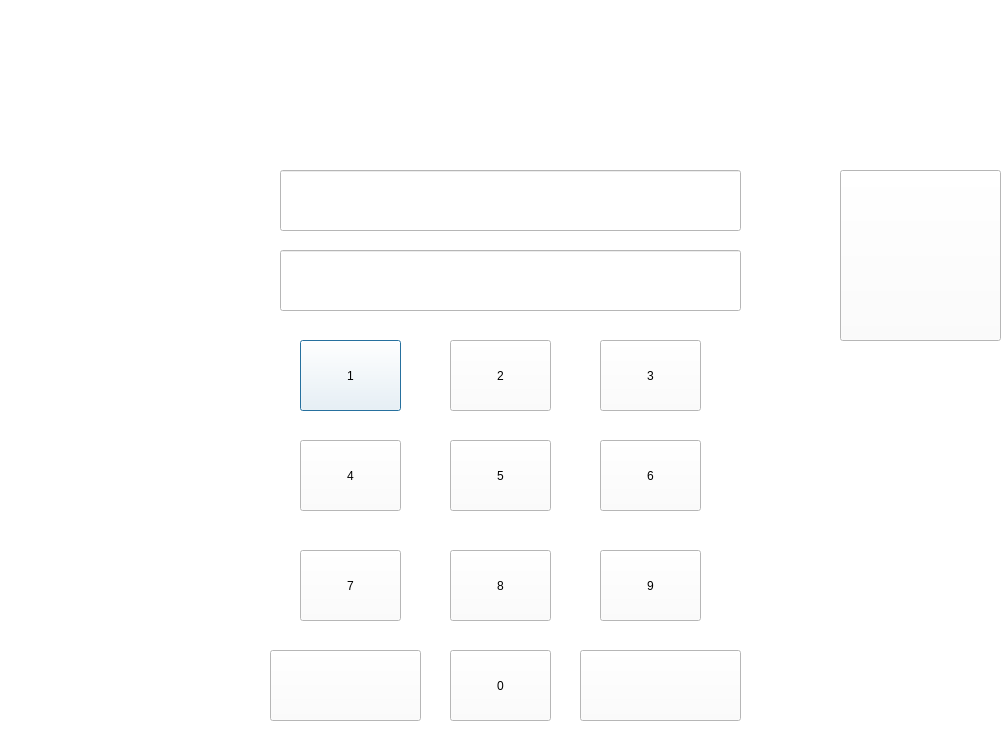
Before: the Qt Designer form keypad.ui in ainosato/MDP, drawn with Qt 5.
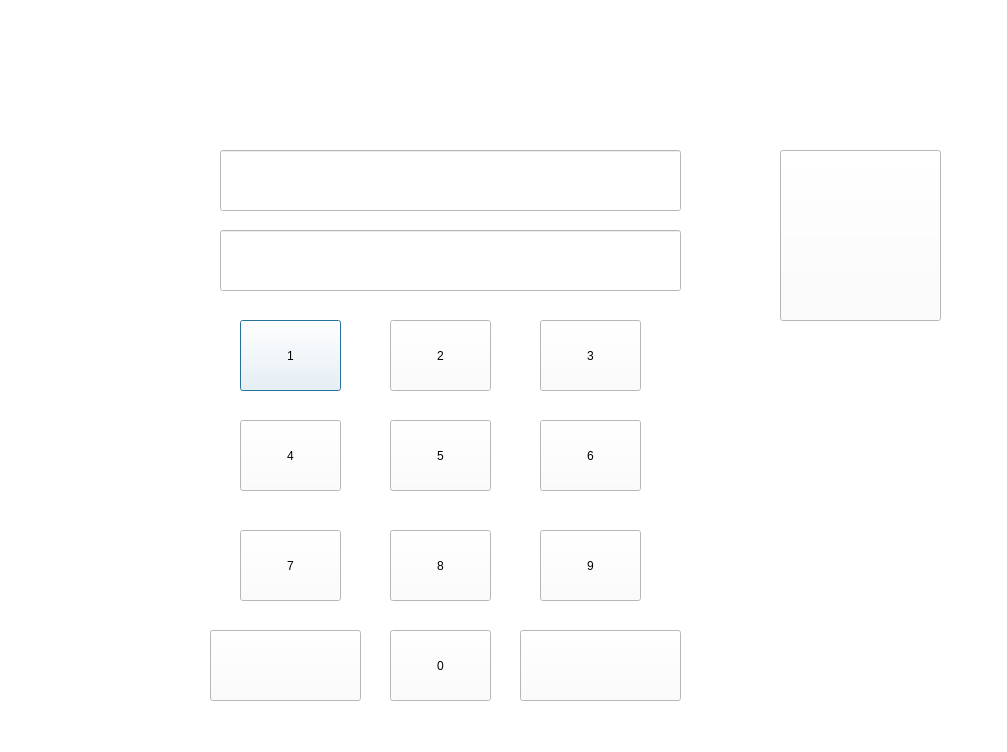
After: the same form once the commit is applied. Icons and pictures are not drawn.

```diff
--- a/keypad.ui
+++ b/keypad.ui
@@ -19,15 +19,14 @@
   <widget class="QLineEdit" name="q_lineEdit">
    <property name="geometry">
     <rect>
-     <x>280</x>
-     <y>250</y>
+     <x>220</x>
+     <y>230</y>
      <width>461</width>
      <height>61</height>
     </rect>
    </property>
    <property name="styleSheet">
-    <string notr="true">color: qlineargradient(spread:pad, x1:0, y1:0, x2:1, y2:0, stop:0 rgba(0, 0, 0, 255), stop:1 rgba(255, 255, 255, 255));
-color: rgb(0, 255, 255);
+    <string notr="true">
 font: 20pt &quot;HY견고딕&quot;;</string>
    </property>
    <property name="text">
@@ -37,8 +36,8 @@
   <widget class="QPushButton" name="num_pushButton_1">
    <property name="geometry">
     <rect>
-     <x>300</x>
-     <y>340</y>
+     <x>240</x>
+     <y>320</y>
      <width>101</width>
      <height>71</height>
     </rect>
@@ -61,8 +60,8 @@
   <widget class="QPushButton" name="del_pushButton">
    <property name="geometry">
     <rect>
-     <x>270</x>
-     <y>650</y>
+     <x>210</x>
+     <y>630</y>
      <width>151</width>
      <height>71</height>
     </rect>
@@ -79,8 +78,8 @@
   <widget class="QPushButton" name="enter_pushButton">
    <property name="geometry">
     <rect>
-     <x>580</x>
-     <y>650</y>
+     <x>520</x>
+     <y>630</y>
      <width>161</width>
      <height>71</height>
     </rect>
@@ -98,15 +97,15 @@
   <widget class="QLineEdit" name="q_lineEdit_2">
    <property name="geometry">
     <rect>
-     <x>280</x>
-     <y>170</y>
+     <x>220</x>
+     <y>150</y>
      <width>461</width>
      <height>61</height>
     </rect>
    </property>
    <property name="styleSheet">
     <string notr="true">color: qlineargradient(spread:pad, x1:0, y1:0, x2:1, y2:0, stop:0 rgba(0, 0, 0, 255), stop:1 rgba(255, 255, 255, 255));
-color: rgb(0, 255, 255);
+color: rgb(0, 0, 0);
 font: 20pt &quot;HY견고딕&quot;;</string>
    </property>
    <property name="text">
@@ -116,8 +115,8 @@
   <widget class="QPushButton" name="home_pushButton">
    <property name="geometry">
     <rect>
-     <x>840</x>
-     <y>170</y>
+     <x>780</x>
+     <y>150</y>
      <width>161</width>
      <height>171</height>
     </rect>
@@ -133,8 +132,8 @@
   <widget class="QLabel" name="password_label">
    <property name="geometry">
     <rect>
-     <x>130</x>
-     <y>60</y>
+     <x>100</x>
+     <y>40</y>
      <width>821</width>
      <height>61</height>
     </rect>
@@ -149,8 +148,8 @@
   <widget class="QPushButton" name="num_pushButton_2">
    <property name="geometry">
     <rect>
-     <x>450</x>
-     <y>340</y>
+     <x>390</x>
+     <y>320</y>
      <width>101</width>
      <height>71</height>
     </rect>
@@ -167,8 +166,8 @@
   <widget class="QPushButton" name="num_pushButton_3">
    <property name="geometry">
     <rect>
-     <x>600</x>
-     <y>340</y>
+     <x>540</x>
+     <y>320</y>
      <width>101</width>
      <height>71</height>
     </rect>
@@ -185,8 +184,8 @@
   <widget class="QPushButton" name="num_pushButton_4">
    <property name="geometry">
     <rect>
-     <x>300</x>
-     <y>440</y>
+     <x>240</x>
+     <y>420</y>
      <width>101</width>
      <height>71</height>
     </rect>
@@ -203,8 +202,8 @@
   <widget class="QPushButton" name="num_pushButton_5">
    <property name="geometry">
     <rect>
-     <x>450</x>
-     <y>440</y>
+     <x>390</x>
+     <y>420</y>
      <width>101</width>
      <height>71</height>
     </rect>
@@ -221,8 +220,8 @@
   <widget class="QPushButton" name="num_pushButton_6">
    <property name="geometry">
     <rect>
-     <x>600</x>
-     <y>440</y>
+     <x>540</x>
+     <y>420</y>
      <width>101</width>
      <height>71</height>
     </rect>
@@ -239,8 +238,8 @@
   <widget class="QPushButton" name="num_pushButton_7">
    <property name="geometry">
     <rect>
-     <x>300</x>
-     <y>550</y>
+     <x>240</x>
+     <y>530</y>
      <width>101</width>
      <height>71</height>
     </rect>
@@ -257,8 +256,8 @@
   <widget class="QPushButton" name="num_pushButton_8">
    <property name="geometry">
     <rect>
-     <x>450</x>
-     <y>550</y>
+     <x>390</x>
+     <y>530</y>
      <width>101</width>
      <height>71</height>
     </rect>
@@ -275,8 +274,8 @@
   <widget class="QPushButton" name="num_pushButton_9">
    <property name="geometry">
     <rect>
-     <x>600</x>
-     <y>550</y>
+     <x>540</x>
+     <y>530</y>
      <width>101</width>
      <height>71</height>
     </rect>
@@ -293,8 +292,8 @@
   <widget class="QPushButton" name="num_pushButton_0">
    <property name="geometry">
     <rect>
-     <x>450</x>
-     <y>650</y>
+     <x>390</x>
+     <y>630</y>
      <width>101</width>
      <height>71</height>
     </rect>
```
Left out of the diff: 1 changed line with no effect on the pictures.
